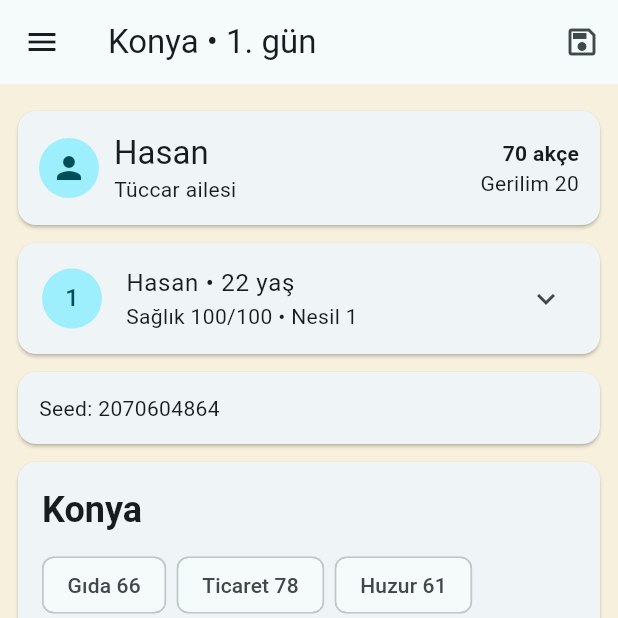
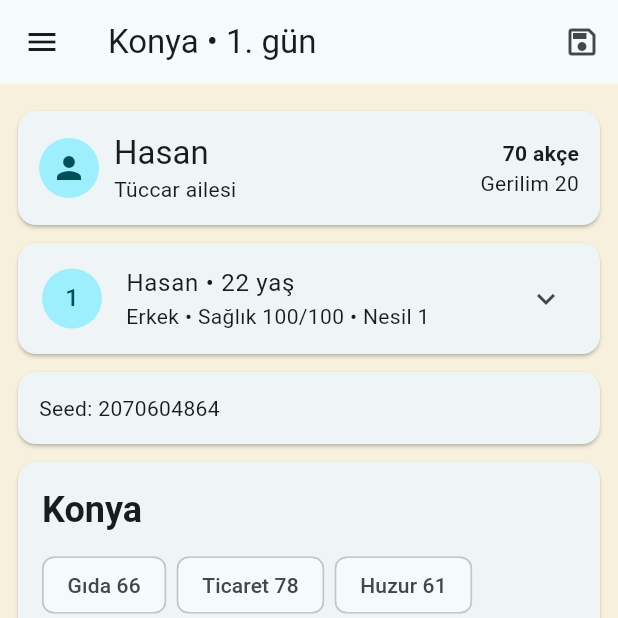
Before and after one commit to fatihistan1199/Uygulamalar, a Flutter app: the screen it shows after launch, after a tap on "Yeni Oyun", on a phone screen of 412 x 824 dp, the top half of it. Run offline on Flutter 3.47's test engine with Material 3 defaults, Android fonts, the phone set to English and light mode, and no system bars; our stand-ins replace shared_preferences.

Commit message:
v0.7 cinsiyet ve aile baglari arayuzunu ekle

```diff
--- a/Anadolu-Kader-Yollari/lib/main.dart
+++ b/Anadolu-Kader-Yollari/lib/main.dart
@@ -31,6 +31,7 @@ class _GamePageState extends State<GamePage>{
   final nameCtrl=TextEditingController(text:'Hasan');
   final seedCtrl=TextEditingController();
   String background='Tüccar ailesi';
+  String gender='Erkek';
   GameState? state;
   GameEngine? engine;
   EventCatalog? catalog;
@@ -59,7 +60,7 @@ class _GamePageState extends State<GamePage>{
   void _newGame(){
     final parsed=int.tryParse(seedCtrl.text.trim());
     final seed=parsed??(DateTime.now().millisecondsSinceEpoch&0x7fffffff);
-    state=GameEngine.newGame(seed:seed,name:nameCtrl.text.trim().isEmpty?'Hasan':nameCtrl.text.trim(),background:background);
+    state=GameEngine.newGame(seed:seed,name:nameCtrl.text.trim().isEmpty?'Hasan':nameCtrl.text.trim(),background:background,gender:gender=='Kadın'?'female':'male');
     if(catalog==null)return;
     engine=GameEngine(state!,catalog!);activeEvent=null;outcome='Seed: $seed';tab=0;
     setState((){});_save();
@@ -78,7 +79,7 @@ class _GamePageState extends State<GamePage>{
     try{
       state=GameState.fromJson(Map<String,dynamic>.from(jsonDecode(raw) as Map));
       if(catalog==null)throw StateError('Olay kataloğu hazır değil');
-      engine=GameEngine(state!,catalog!);nameCtrl.text=state!.playerName;background=state!.background;
+      engine=GameEngine(state!,catalog!);nameCtrl.text=state!.playerName;background=state!.background;gender=state!.playerGender=='female'?'Kadın':'Erkek';
       activeEvent=null;outcome='Kayıt yüklendi. Dünya ${state!.day}. günden devam ediyor.';tab=0;
       if(mounted)setState((){});
     }catch(_){
@@ -155,6 +156,13 @@ class _GamePageState extends State<GamePage>{
           onChanged:(v)=>setState(()=>background=v!),
         ),
         const SizedBox(height:12),
+        DropdownButtonFormField<String>(
+          initialValue:gender,
+          decoration:const InputDecoration(labelText:'Cinsiyet',border:OutlineInputBorder()),
+          items:['Erkek','Kadın'].map((x)=>DropdownMenuItem(value:x,child:Text(x))).toList(),
+          onChanged:(v)=>setState(()=>gender=v!),
+        ),
+        const SizedBox(height:12),
         TextField(controller:seedCtrl,keyboardType:TextInputType.number,decoration:const InputDecoration(labelText:'Seed (boş bırakılabilir)',helperText:'Aynı seed aynı başlangıç dünyasını üretir.',border:OutlineInputBorder())),
         const SizedBox(height:16),
         if(contentLoading)const Padding(padding:EdgeInsets.symmetric(vertical:8),child:LinearProgressIndicator()),
@@ -227,7 +235,7 @@ class _GamePageState extends State<GamePage>{
   Widget _characterCard(BuildContext context)=>Card(child:ExpansionTile(
     leading:CircleAvatar(child:Text('${state!.generation}')),
     title:Text('${state!.playerName} • ${state!.age} yaş'),
-    subtitle:Text('Sağlık ${state!.health}/100 • Nesil ${state!.generation}'),
+    subtitle:Text('${state!.playerGender=='female'?'Kadın':state!.playerGender=='male'?'Erkek':'Belirsiz'} • Sağlık ${state!.health}/100 • Nesil ${state!.generation}'),
     children:[Padding(padding:const EdgeInsets.fromLTRB(16,0,16,14),child:Column(crossAxisAlignment:CrossAxisAlignment.start,children:[
       const Text('Nitelikler',style:TextStyle(fontWeight:FontWeight.bold)),
       Wrap(spacing:6,runSpacing:4,children:state!.attributes.entries.map((e)=>Chip(label:Text('${GameEngine.attributeNames[e.key]} ${e.value}'))).toList()),
@@ -404,17 +412,21 @@ class _GamePageState extends State<GamePage>{
 
   Widget _familyTab(BuildContext context){
     final members=state!.family.values.toList()..sort((a,b)=>a.id.compareTo(b.id));
+    final current=state!.family[state!.playerFamilyId];
     return ListView(padding:const EdgeInsets.all(12),children:[
       Text('Aile ve Soy',style:Theme.of(context).textTheme.headlineSmall?.copyWith(fontWeight:FontWeight.bold)),
-      const Text('Akrabalık, yaşlar ve uygun halefler dünyayla birlikte kaydedilir. NPC aileleri ise Kişiler sayfasında yaşar.'),
+      const Text('Akrabalık artık yalnız soy kaydı değildir: güven, yakınlık, şüphe ve yükümlülükler olay seçeneklerini değiştirebilir.'),
       const SizedBox(height:8),
       ...members.map((m){
         final parents=m.parentIds.map((id)=>state!.family[id]?.name??id).join(', ');
         final children=m.childIds.map((id)=>state!.family[id]?.name??id).join(', ');
+        final spouse=m.spouseId==null?'':(state!.family[m.spouseId!]?.name??m.spouseId!);
+        final bond=current?.relations[m.id];
+        final sex=m.gender=='female'?'Kadın':m.gender=='male'?'Erkek':'Belirsiz';
         return Card(child:ListTile(
           leading:CircleAvatar(child:Icon(m.id==state!.playerFamilyId?Icons.person:Icons.account_tree_outlined)),
           title:Text('${m.name}${m.id==state!.playerFamilyId?' (oynanan kişi)':''}'),
-          subtitle:Text('${m.age} yaş • ${m.alive?'hayatta':'vefat etti'}${parents.isEmpty?'':'\nEbeveyn: $parents'}${children.isEmpty?'':'\nÇocuk: $children'}'),
+          subtitle:Text('$sex • ${m.age} yaş • ${m.alive?'hayatta':'vefat etti'}${spouse.isEmpty?'':'\nEş: $spouse'}${parents.isEmpty?'':'\nEbeveyn: $parents'}${children.isEmpty?'':'\nÇocuk: $children'}${bond==null?'':'\nBağ: güven ${bond.trust} • yakınlık ${bond.affection} • şüphe ${bond.suspicion} • borç ${bond.debt}'}'),
         ));
       }),
     ]);
```
